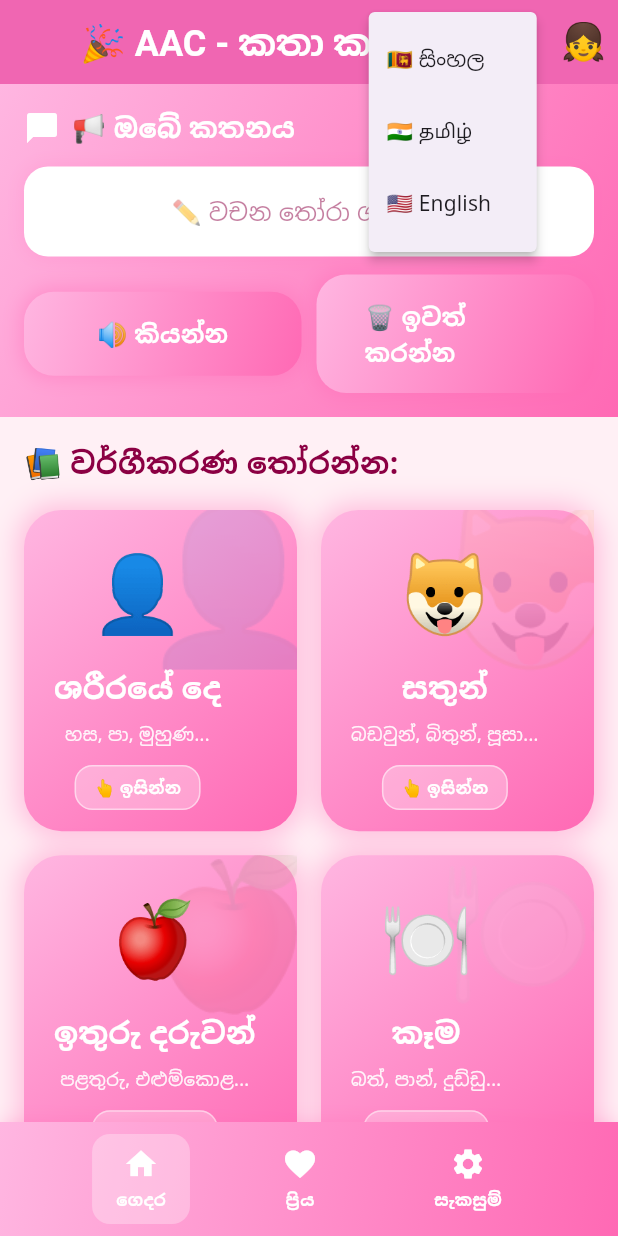
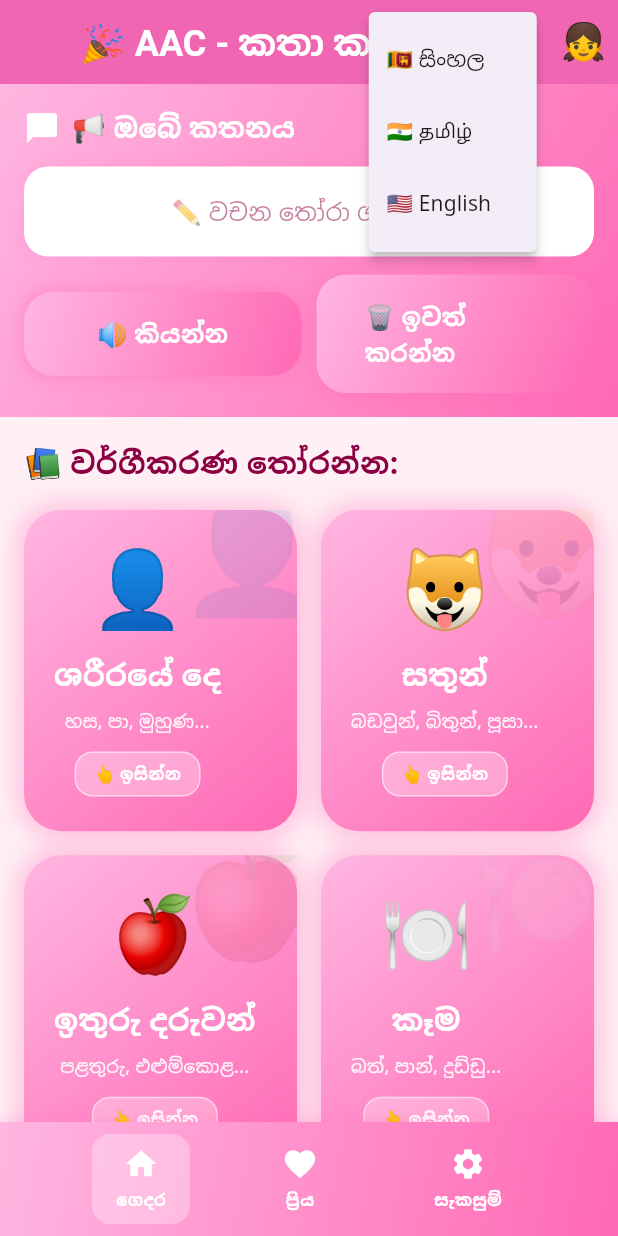
Before and after one commit to YasasPasinduFernando/aac_sinhala_tamil_english, a Flutter app: the HomeScreen screen opened directly, after a tap on "🇱🇰", on a phone screen of 412 x 824 dp. Run offline on Flutter 3.47's test engine with Material 3 defaults, Android fonts, the phone set to English and light mode, and no system bars; our stand-ins replace connectivity_plus, flutter_tts, google_mobile_ads, shared_preferences; accounts and stored records are empty; Roboto replaces fonts that are missing (Noto Sans).

Commit message:
emoje issue fixed

```diff
--- a/lib/screens/home_screen.dart
+++ b/lib/screens/home_screen.dart
@@ -20,7 +20,8 @@ class HomeScreen extends StatefulWidget {
   State<HomeScreen> createState() => _HomeScreenState();
 }
 
-class _HomeScreenState extends State<HomeScreen> with WidgetsBindingObserver {
+class _HomeScreenState extends State<HomeScreen>
+    with WidgetsBindingObserver, AutomaticKeepAliveClientMixin {
   final FlutterTts flutterTts = FlutterTts();
   String selectedLanguage = 'si-LK';
   List<String> sentence = [];
@@ -28,6 +29,10 @@ class _HomeScreenState extends State<HomeScreen> with WidgetsBindingObserver {
   bool isGirl = true;
   late ScrollController _scrollController;
   bool _showSentencePanel = true;
+  bool _isInitialized = false;
+
+  @override
+  bool get wantKeepAlive => true;
 
   @override
   void initState() {
@@ -35,9 +40,18 @@ class _HomeScreenState extends State<HomeScreen> with WidgetsBindingObserver {
     WidgetsBinding.instance.addObserver(this);
     _scrollController = ScrollController(keepScrollOffset: false);
     _scrollController.addListener(_onScroll);
-    _initTts();
-    _checkPremiumStatus();
-    _loadGenderPreference();
+    _initialize();
+  }
+
+  Future<void> _initialize() async {
+    await Future.wait([
+      _initTts(),
+      _checkPremiumStatus(),
+      _loadGenderPreference(),
+    ]);
+    if (mounted) {
+      setState(() => _isInitialized = true);
+    }
   }
 
   @override
@@ -52,8 +66,11 @@ class _HomeScreenState extends State<HomeScreen> with WidgetsBindingObserver {
   @override
   void didChangeAppLifecycleState(AppLifecycleState state) {
     if (state == AppLifecycleState.resumed) {
-      // App එක unlock/resume වූ විට UI refresh කරන්න
+      Future.delayed(const Duration(milliseconds: 100), () {
+        if (mounted) {
           setState(() {});
+        }
+      });
     }
   }
 
@@ -72,27 +89,47 @@ class _HomeScreenState extends State<HomeScreen> with WidgetsBindingObserver {
   }
 
   Future<void> _loadGenderPreference() async {
+    try {
       final prefs = await SharedPreferences.getInstance();
+      if (mounted) {
         setState(() {
           isGirl = prefs.getBool('isGirl') ?? true;
         });
       }
+    } catch (e) {
+      debugPrint('Error loading gender preference: $e');
+    }
+  }
 
   Future<void> _checkPremiumStatus() async {
+    try {
       final premium = await StorageService.isPremium();
+      if (mounted) {
         setState(() => isPremium = premium);
+      }
+    } catch (e) {
+      debugPrint('Error checking premium status: $e');
+    }
   }
 
   Future<void> _initTts() async {
+    try {
       await flutterTts.setLanguage(selectedLanguage);
       await flutterTts.setSpeechRate(0.4);
       await flutterTts.setVolume(1.0);
       await flutterTts.setPitch(1.0);
+    } catch (e) {
+      debugPrint('Error initializing TTS: $e');
+    }
   }
 
   Future<void> _speak(String text) async {
+    try {
       await flutterTts.setLanguage(selectedLanguage);
       await flutterTts.speak(text);
+    } catch (e) {
+      debugPrint('Error speaking: $e');
+    }
   }
 
   void _addToSentence(String word) {
@@ -113,9 +150,13 @@ class _HomeScreenState extends State<HomeScreen> with WidgetsBindingObserver {
     showDialog(
       context: context,
       builder: (context) => GenderSelectionScreen(
-        onGenderSelected: (gender) {
+        onGenderSelected: (gender) async {
+          final prefs = await SharedPreferences.getInstance();
+          await prefs.setBool('isGirl', gender);
+          if (mounted) {
             setState(() => isGirl = gender);
             Navigator.pop(context);
+          }
         },
       ),
     );
@@ -212,17 +253,29 @@ class _HomeScreenState extends State<HomeScreen> with WidgetsBindingObserver {
             ? enCategories
             : siCategories;
     return categories
-        .map((cat) => {
-              'name': cat['name'],
-              'emoji': cat['emoji'],
-              'desc': cat['desc']
-            })
+        .map((cat) =>
+            {'name': cat['name'], 'emoji': cat['emoji'], 'desc': cat['desc']})
         .toList();
   }
 
   @override
   Widget build(BuildContext context) {
+    super.build(context);
+
     final colors = AppTheme.getThemeColors(isGirl);
+
+    if (!_isInitialized) {
+      return Theme(
+        data: AppTheme.getThemeData(isGirl),
+        child: Scaffold(
+          body: Center(
+            child: CircularProgressIndicator(
+              valueColor: AlwaysStoppedAnimation<Color>(colors['primary']!),
+            ),
+          ),
+        ),
+      );
+    }
 
     return Theme(
       data: AppTheme.getThemeData(isGirl),
@@ -231,8 +284,8 @@ class _HomeScreenState extends State<HomeScreen> with WidgetsBindingObserver {
           title: const Text('🎉 AAC - කතා කරමු'),
           centerTitle: true,
           actions: [
-            // Language selector
-            Padding(
+            RepaintBoundary(
+              child: Padding(
                 padding: const EdgeInsets.symmetric(horizontal: 8),
                 child: Center(
                   child: PopupMenuButton<String>(
@@ -245,24 +298,17 @@ class _HomeScreenState extends State<HomeScreen> with WidgetsBindingObserver {
                       _initTts();
                     },
                     itemBuilder: (BuildContext context) => const [
+                      PopupMenuItem(value: 'si-LK', child: Text('🇱🇰 සිංහල')),
+                      PopupMenuItem(value: 'ta-IN', child: Text('🇮🇳 தமிழ்')),
                       PopupMenuItem(
-                      value: 'si-LK',
-                      child: Text('🇱🇰 සිංහල'),
-                    ),
-                    PopupMenuItem(
-                      value: 'ta-IN',
-                      child: Text('🇮🇳 தமிழ்'),
-                    ),
-                    PopupMenuItem(
-                      value: 'en-US',
-                      child: Text('🇺🇸 English'),
-                    ),
+                          value: 'en-US', child: Text('🇺🇸 English')),
                     ],
                   ),
                 ),
               ),
-            // Gender selector
-            Padding(
+            ),
+            RepaintBoundary(
+              child: Padding(
                 padding: const EdgeInsets.symmetric(horizontal: 8),
                 child: Center(
                   child: GestureDetector(
@@ -270,6 +316,7 @@ class _HomeScreenState extends State<HomeScreen> with WidgetsBindingObserver {
                     child: Text(
                       isGirl ? '👧' : '👦',
                       style: const TextStyle(fontSize: 24),
+                    ),
                   ),
                 ),
               ),
@@ -284,7 +331,6 @@ class _HomeScreenState extends State<HomeScreen> with WidgetsBindingObserver {
 
             return Column(
               children: [
-                // Offline indicator banner
                 if (!isOnline)
                   Container(
                     width: double.infinity,
@@ -292,20 +338,15 @@ class _HomeScreenState extends State<HomeScreen> with WidgetsBindingObserver {
                     decoration: BoxDecoration(
                       color: Colors.orange.shade700,
                       border: Border(
-                        bottom: BorderSide(
-                          color: Colors.orange.shade900,
-                          width: 2,
-                        ),
+                        bottom:
+                            BorderSide(color: Colors.orange.shade900, width: 2),
                       ),
                     ),
                     child: Row(
                       mainAxisAlignment: MainAxisAlignment.center,
                       children: [
-                        const Icon(
-                          Icons.wifi_off,
-                          color: Colors.white,
-                          size: 18,
-                        ),
+                        const Icon(Icons.wifi_off,
+                            color: Colors.white, size: 18),
                         const SizedBox(width: 8),
                         Text(
                           selectedLanguage == 'si-LK'
@@ -322,12 +363,12 @@ class _HomeScreenState extends State<HomeScreen> with WidgetsBindingObserver {
                       ],
                     ),
                   ),
-                // 🎯 Sentence builder panel (animated)
                 AnimatedContainer(
                   duration: const Duration(milliseconds: 300),
                   height: _showSentencePanel ? null : 0,
                   child: _showSentencePanel
-                      ? Container(
+                      ? RepaintBoundary(
+                          child: Container(
                             padding: const EdgeInsets.all(16),
                             decoration: BoxDecoration(
                               gradient: AppTheme.getGradient(isGirl),
@@ -335,16 +376,12 @@ class _HomeScreenState extends State<HomeScreen> with WidgetsBindingObserver {
                             child: Column(
                               crossAxisAlignment: CrossAxisAlignment.start,
                               children: [
-                              // Title
                                 Row(
-                                children: [
-                                  const Icon(
-                                    Icons.chat_bubble,
-                                    color: Colors.white,
-                                    size: 24,
-                                  ),
-                                  const SizedBox(width: 8),
-                                  const Text(
+                                  children: const [
+                                    Icon(Icons.chat_bubble,
+                                        color: Colors.white, size: 24),
+                                    SizedBox(width: 8),
+                                    Text(
                                       '📢 ඔබේ කතනය',
                                       style: TextStyle(
                                         fontSize: 18,
@@ -355,7 +392,6 @@ class _HomeScreenState extends State<HomeScreen> with WidgetsBindingObserver {
                                   ],
                                 ),
                                 const SizedBox(height: 12),
-                              // Sentence display
                                 Container(
                                   width: double.infinity,
                                   constraints:
@@ -392,15 +428,14 @@ class _HomeScreenState extends State<HomeScreen> with WidgetsBindingObserver {
                                               .entries
                                               .map((entry) {
                                             return GestureDetector(
-                                            // වචනය click කරන විට කියවීම
                                               onTap: () => _speak(entry.value),
-                                            // Long press කරන විට ඉවත් කරීම
                                               onLongPress: () {
                                                 setState(() => sentence
                                                     .removeAt(entry.key));
                                               },
                                               child: Container(
-                                              padding: const EdgeInsets.symmetric(
+                                                padding:
+                                                    const EdgeInsets.symmetric(
                                                   horizontal: 14,
                                                   vertical: 8,
                                                 ),
@@ -415,7 +450,8 @@ class _HomeScreenState extends State<HomeScreen> with WidgetsBindingObserver {
                                                       BorderRadius.circular(12),
                                                 ),
                                                 child: Row(
-                                                mainAxisSize: MainAxisSize.min,
+                                                  mainAxisSize:
+                                                      MainAxisSize.min,
                                                   children: [
                                                     Text(
                                                       entry.value,
@@ -427,14 +463,16 @@ class _HomeScreenState extends State<HomeScreen> with WidgetsBindingObserver {
                                                       ),
                                                     ),
                                                     const SizedBox(width: 6),
-                                                  // Close icon - click කරන විට ඉවත් වේ
                                                     GestureDetector(
                                                       onTap: () {
-                                                      setState(() => sentence
-                                                          .removeAt(entry.key));
+                                                        setState(() =>
+                                                            sentence.removeAt(
+                                                                entry.key));
                                                       },
                                                       child: Container(
-                                                      padding: const EdgeInsets.all(2),
+                                                        padding:
+                                                            const EdgeInsets
+                                                                .all(2),
                                                         child: const Icon(
                                                           Icons.close,
                                                           size: 16,
@@ -450,7 +488,6 @@ class _HomeScreenState extends State<HomeScreen> with WidgetsBindingObserver {
                                         ),
                                 ),
                                 const SizedBox(height: 12),
-                              // Action buttons
                                 Row(
                                   children: [
                                     Expanded(
@@ -476,13 +513,14 @@ class _HomeScreenState extends State<HomeScreen> with WidgetsBindingObserver {
                                 ),
                               ],
                             ),
+                          ),
                         )
                       : const SizedBox.shrink(),
                 ),
-                // 📂 Categories section
                 Expanded(
                   child: CustomScrollView(
                     controller: _scrollController,
+                    cacheExtent: 1000,
                     slivers: [
                       SliverPadding(
                         padding: const EdgeInsets.all(16),
@@ -510,16 +548,23 @@ class _HomeScreenState extends State<HomeScreen> with WidgetsBindingObserver {
                           delegate: SliverChildBuilderDelegate(
                             (context, index) {
                               final category = _categories[index];
-                              return AnimatedCategoryCard(
+                              return RepaintBoundary(
+                                key: ValueKey(
+                                    'card_${category['emoji']}_$index'),
+                                child: AnimatedCategoryCard(
+                                  key: ValueKey('${category['name']}_$index'),
                                   categoryName: category['name'],
                                   emoji: category['emoji'],
                                   description: category['desc'],
                                   onTap: () => _openCategory(category['name']),
                                   isGirl: isGirl,
                                   index: index,
+                                ),
                               );
                             },
                             childCount: _categories.length,
+                            addAutomaticKeepAlives: true,
+                            addRepaintBoundaries: false,
                           ),
                         ),
                       ),
@@ -531,7 +576,8 @@ class _HomeScreenState extends State<HomeScreen> with WidgetsBindingObserver {
             );
           },
         ),
-        bottomNavigationBar: Container(
+        bottomNavigationBar: RepaintBoundary(
+          child: Container(
             decoration: BoxDecoration(
               gradient: AppTheme.getGradient(isGirl),
               boxShadow: [
@@ -543,7 +589,8 @@ class _HomeScreenState extends State<HomeScreen> with WidgetsBindingObserver {
             ),
             child: SafeArea(
               child: Padding(
-              padding: const EdgeInsets.symmetric(horizontal: 16, vertical: 8),
+                padding:
+                    const EdgeInsets.symmetric(horizontal: 16, vertical: 8),
                 child: Row(
                   mainAxisAlignment: MainAxisAlignment.spaceEvenly,
                   children: [
@@ -571,6 +618,7 @@ class _HomeScreenState extends State<HomeScreen> with WidgetsBindingObserver {
             ),
           ),
         ),
+      ),
     );
   }
 
@@ -593,11 +641,7 @@ class _HomeScreenState extends State<HomeScreen> with WidgetsBindingObserver {
         child: Column(
           mainAxisSize: MainAxisSize.min,
           children: [
-            Icon(
-              icon,
-              color: Colors.white,
-              size: 24,
-            ),
+            Icon(icon, color: Colors.white, size: 24),
             const SizedBox(height: 4),
             Text(
               label,
@@ -614,7 +658,6 @@ class _HomeScreenState extends State<HomeScreen> with WidgetsBindingObserver {
   }
 
   void _openCategory(String categoryName) {
-    // Map category names to wordData keys
     const categoryKeyMap = {
       'ශරීරයේ දෙ': 'body_parts',
       'සතුන්': 'animals',
@@ -631,7 +674,6 @@ class _HomeScreenState extends State<HomeScreen> with WidgetsBindingObserver {
       'ස්ථාන': 'places',
       'අවශ්‍යතා': 'needs',
       'වාක්‍ය': 'sentences',
-      // Tamil names
       'உடல் பாகங்கள்': 'body_parts',
       'விலங்குகள்': 'animals',
       'பழங்கள்': 'fruits_vegatables',
@@ -647,7 +689,6 @@ class _HomeScreenState extends State<HomeScreen> with WidgetsBindingObserver {
       'இடங்கள்': 'places',
       'தேவைகள்': 'needs',
       'வாக்கியங்கள்': 'sentences',
-      // English names
       'Body Parts': 'body_parts',
       'Animals': 'animals',
       'Fruits': 'fruits_vegatables',
@@ -686,8 +727,9 @@ class _HomeScreenState extends State<HomeScreen> with WidgetsBindingObserver {
         ),
       ),
     ).then((_) {
-      // Show sentence panel when returning from category
+      if (mounted) {
         setState(() => _showSentencePanel = true);
+      }
     });
   }
 }
--- a/lib/screens/theme/animated_category_card.dart
+++ b/lib/screens/theme/animated_category_card.dart
@@ -1,5 +1,6 @@
 import 'package:flutter/material.dart';
 import 'app_theme.dart';
+import '../../widgets/emoji_text.dart';
 
 class AnimatedCategoryCard extends StatefulWidget {
   final String categoryName;
@@ -24,47 +25,26 @@ class AnimatedCategoryCard extends StatefulWidget {
 }
 
 class _AnimatedCategoryCardState extends State<AnimatedCategoryCard>
-    with SingleTickerProviderStateMixin {
-  late AnimationController _controller;
-  late Animation<double> _scaleAnimation;
-  late Animation<Offset> _slideAnimation;
+    with AutomaticKeepAliveClientMixin {
+  late final String _memoizedEmoji;
 
   @override
   void initState() {
     super.initState();
-    _controller = AnimationController(
-      duration: const Duration(milliseconds: 300),
-      vsync: this,
-    );
-
-    _slideAnimation = Tween<Offset>(
-      begin: Offset(0, 0.3),
-      end: Offset.zero,
-    ).animate(
-      CurvedAnimation(parent: _controller, curve: Curves.easeOut),
-    );
-
-    _scaleAnimation = Tween<double>(begin: 0.9, end: 1).animate(
-      CurvedAnimation(parent: _controller, curve: Curves.easeOut),
-    );
-
-    if (mounted) _controller.forward();
+    // Memoize emoji to prevent re-rendering issues
+    _memoizedEmoji = widget.emoji;
   }
 
   @override
-  void dispose() {
-    _controller.dispose();
-    super.dispose();
-  }
+  bool get wantKeepAlive => true;
 
   @override
   Widget build(BuildContext context) {
+    super.build(context);
+
     final colors = AppTheme.getThemeColors(widget.isGirl);
 
-    return SlideTransition(
-      position: _slideAnimation,
-      child: ScaleTransition(
-        scale: _scaleAnimation,
+    return RepaintBoundary(
       child: GestureDetector(
         onTap: widget.onTap,
         child: Container(
@@ -88,31 +68,31 @@ class _AnimatedCategoryCardState extends State<AnimatedCategoryCard>
           ),
           child: Stack(
             children: [
-                // Background decoration
               Positioned(
                 right: -20,
                 top: -20,
+                child: RepaintBoundary(
                   child: Opacity(
                     opacity: 0.1,
-                    child: Text(
-                      widget.emoji,
-                      style: const TextStyle(fontSize: 100),
+                    child: EmojiText(
+                      _memoizedEmoji,
+                      fontSize: 80,
                     ),
                   ),
                 ),
-                // Main content
+              ),
               Padding(
                 padding: const EdgeInsets.all(20),
                 child: Column(
                   mainAxisAlignment: MainAxisAlignment.center,
                   children: [
-                      // Category emoji
-                      Text(
-                        widget.emoji,
-                        style: const TextStyle(fontSize: 50),
+                    RepaintBoundary(
+                      child: EmojiText(
+                        _memoizedEmoji,
+                        fontSize: 50,
+                      ),
                     ),
                     const SizedBox(height: 12),
-                      // Category name
                     Text(
                       widget.categoryName,
                       style: const TextStyle(
@@ -125,7 +105,6 @@ class _AnimatedCategoryCardState extends State<AnimatedCategoryCard>
                       overflow: TextOverflow.ellipsis,
                     ),
                     const SizedBox(height: 8),
-                      // Description
                     Text(
                       widget.description,
                       style: TextStyle(
@@ -137,7 +116,6 @@ class _AnimatedCategoryCardState extends State<AnimatedCategoryCard>
                       overflow: TextOverflow.ellipsis,
                     ),
                     const SizedBox(height: 12),
-                      // Tap indicator
                     Container(
                       padding: const EdgeInsets.symmetric(
                         horizontal: 12,
@@ -167,12 +145,11 @@ class _AnimatedCategoryCardState extends State<AnimatedCategoryCard>
           ),
         ),
       ),
-      ),
     );
   }
 }
 
-class CategoryGridView extends StatelessWidget {
+class CategoryGridView extends StatefulWidget {
   final List<Map<String, dynamic>> categories;
   final Function(String) onCategorySelected;
   final bool isGirl;
@@ -185,24 +162,39 @@ class CategoryGridView extends StatelessWidget {
   }) : super(key: key);
 
   @override
+  State<CategoryGridView> createState() => _CategoryGridViewState();
+}
+
+class _CategoryGridViewState extends State<CategoryGridView>
+    with AutomaticKeepAliveClientMixin {
+  @override
+  bool get wantKeepAlive => true;
+
+  @override
   Widget build(BuildContext context) {
+    super.build(context);
+
     return GridView.builder(
       padding: const EdgeInsets.all(16),
+      cacheExtent: 500,
+      addAutomaticKeepAlives: true,
+      addRepaintBoundaries: true,
       gridDelegate: const SliverGridDelegateWithFixedCrossAxisCount(
         crossAxisCount: 2,
         crossAxisSpacing: 16,
         mainAxisSpacing: 16,
         childAspectRatio: 0.85,
       ),
-      itemCount: categories.length,
+      itemCount: widget.categories.length,
       itemBuilder: (context, index) {
-        final category = categories[index];
+        final category = widget.categories[index];
         return AnimatedCategoryCard(
+          key: ValueKey('${category['name']}_$index'),
           categoryName: category['name'],
           emoji: category['emoji'],
           description: category['description'] ?? 'සිටින්න!',
-          onTap: () => onCategorySelected(category['name']),
-          isGirl: isGirl,
+          onTap: () => widget.onCategorySelected(category['name']),
+          isGirl: widget.isGirl,
           index: index,
         );
       },
--- /dev/null
+++ b/lib/widgets/emoji_text.dart
@@ -0,0 +1,37 @@
+import 'package:flutter/material.dart';
+
+/// Stable emoji rendering using Noto Color Emoji font
+///
+/// This widget solves the Android emoji flickering issue by using
+/// the Noto Color Emoji font from Google Fonts, which provides
+/// consistent, reliable emoji rendering across all Android devices.
+class EmojiText extends StatelessWidget {
+  final String emoji;
+  final double fontSize;
+  final TextAlign? textAlign;
+  final int maxLines;
+
+  const EmojiText(
+    this.emoji, {
+    Key? key,
+    this.fontSize = 50,
+    this.textAlign,
+    this.maxLines = 1,
+  }) : super(key: key);
+
+  @override
+  Widget build(BuildContext context) {
+    return Text(
+      emoji,
+      style: TextStyle(
+        fontSize: fontSize,
+        fontFamily: 'NotoColorEmoji', // Use Noto Color Emoji font
+        height: 1.2,
+        letterSpacing: 0,
+      ),
+      textAlign: textAlign ?? TextAlign.center,
+      maxLines: maxLines,
+      overflow: TextOverflow.visible,
+    );
+  }
+}
--- a/pubspec.yaml
+++ b/pubspec.yaml
@@ -68,6 +68,12 @@ flutter:
   # the material Icons class.
   uses-material-design: true
 
+  # Noto Color Emoji Font - Stable emoji rendering
+  fonts:
+    - family: NotoColorEmoji
+      fonts:
+        - asset: assets/fonts/NotoColorEmoji.ttf
+
   # App Icon Configuration
   # Run: flutter pub run flutter_launcher_icons
 
```
Also changed, not shown: 4 other files. Lines whose indentation alone changed are shown as unchanged.
